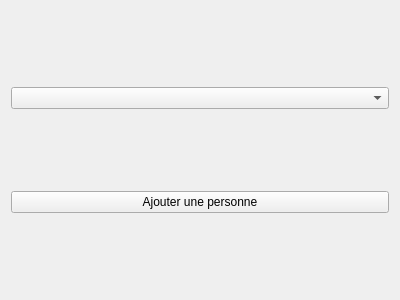
Before: the Qt Designer form formgestionpersonnes.ui in esauvage/coach, drawn with Qt 5.
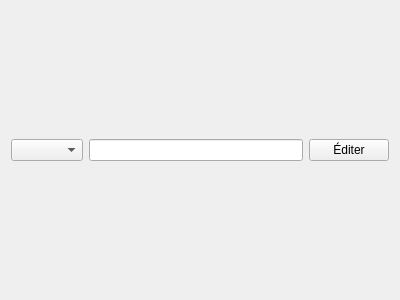
After: the same form once the commit is applied.

What changed in the file:
```diff
--- a/formgestionpersonnes.ui
+++ b/formgestionpersonnes.ui
@@ -13,14 +13,17 @@
   <property name="windowTitle">
    <string>Form</string>
   </property>
-  <layout class="QVBoxLayout" name="verticalLayout">
+  <layout class="QHBoxLayout" name="horizontalLayout">
    <item>
     <widget class="QComboBox" name="comboBox"/>
    </item>
    <item>
-    <widget class="QPushButton" name="btnAjout">
+    <widget class="QLineEdit" name="edtPassword"/>
+   </item>
+   <item>
+    <widget class="QPushButton" name="btnEdit">
      <property name="text">
-      <string>Ajouter une personne</string>
+      <string>Éditer</string>
      </property>
     </widget>
    </item>
```
